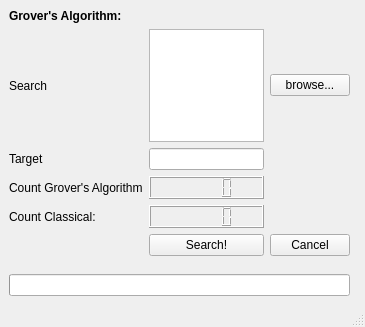
Tiernan8r/quantum_computing_project, file qcp/ui/form.ui: the form before one commit.
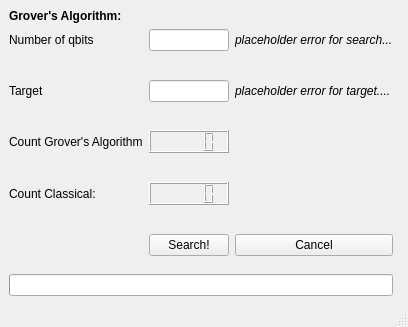
The form after the commit.

Patch:
```diff
--- a/qcp/ui/form.ui
+++ b/qcp/ui/form.ui
@@ -57,12 +57,149 @@
     <item row="3" column="0">
      <layout class="QGridLayout" name="grid_layout">
       <item row="6" column="0">
+       <spacer name="verticalSpacer_4">
+        <property name="orientation">
+         <enum>Qt::Vertical</enum>
+        </property>
+        <property name="sizeHint" stdset="0">
+         <size>
+          <width>20</width>
+          <height>40</height>
+         </size>
+        </property>
+       </spacer>
+      </item>
+      <item row="5" column="3">
+       <widget class="QLCDNumber" name="lcd_number_grover">
+        <property name="frameShape">
+         <enum>QFrame::Box</enum>
+        </property>
+        <property name="frameShadow">
+         <enum>QFrame::Raised</enum>
+        </property>
+        <property name="segmentStyle">
+         <enum>QLCDNumber::Outline</enum>
+        </property>
+        <property name="intValue" stdset="0">
+         <number>0</number>
+        </property>
+       </widget>
+      </item>
+      <item row="0" column="0">
+       <widget class="QLabel" name="label_search">
+        <property name="text">
+         <string>Number of qbits</string>
+        </property>
+       </widget>
+      </item>
+      <item row="6" column="3">
+       <spacer name="verticalSpacer_9">
+        <property name="orientation">
+         <enum>Qt::Vertical</enum>
+        </property>
+        <property name="sizeHint" stdset="0">
+         <size>
+          <width>20</width>
+          <height>40</height>
+         </size>
+        </property>
+       </spacer>
+      </item>
+      <item row="7" column="3">
+       <widget class="QLCDNumber" name="lcd_number_classic">
+        <property name="frameShape">
+         <enum>QFrame::Box</enum>
+        </property>
+        <property name="intValue" stdset="0">
+         <number>0</number>
+        </property>
+       </widget>
+      </item>
+      <item row="9" column="1">
+       <spacer name="horizontalSpacer_9">
+        <property name="orientation">
+         <enum>Qt::Horizontal</enum>
+        </property>
+        <property name="sizeHint" stdset="0">
+         <size>
+          <width>40</width>
+          <height>20</height>
+         </size>
+        </property>
+       </spacer>
+      </item>
+      <item row="8" column="3">
+       <spacer name="verticalSpacer_10">
+        <property name="orientation">
+         <enum>Qt::Vertical</enum>
+        </property>
+        <property name="sizeHint" stdset="0">
+         <size>
+          <width>20</width>
+          <height>40</height>
+         </size>
+        </property>
+       </spacer>
+      </item>
+      <item row="7" column="0">
        <widget class="QLabel" name="label_count_classic">
         <property name="text">
          <string>Count Classical:</string>
         </property>
        </widget>
       </item>
+      <item row="7" column="1">
+       <spacer name="horizontalSpacer_8">
+        <property name="orientation">
+         <enum>Qt::Horizontal</enum>
+        </property>
+        <property name="sizeHint" stdset="0">
+         <size>
+          <width>40</width>
+          <height>20</height>
+         </size>
+        </property>
+       </spacer>
+      </item>
+      <item row="2" column="0">
+       <spacer name="verticalSpacer_6">
+        <property name="orientation">
+         <enum>Qt::Vertical</enum>
+        </property>
+        <property name="sizeHint" stdset="0">
+         <size>
+          <width>20</width>
+          <height>40</height>
+         </size>
+        </property>
+       </spacer>
+      </item>
+      <item row="3" column="1">
+       <spacer name="horizontalSpacer_6">
+        <property name="orientation">
+         <enum>Qt::Horizontal</enum>
+        </property>
+        <property name="sizeHint" stdset="0">
+         <size>
+          <width>40</width>
+          <height>20</height>
+         </size>
+        </property>
+       </spacer>
+      </item>
+      <item row="4" column="0">
+       <spacer name="verticalSpacer_5">
+        <property name="orientation">
+         <enum>Qt::Vertical</enum>
+        </property>
+        <property name="sizeHint" stdset="0">
+         <size>
+          <width>20</width>
+          <height>40</height>
+         </size>
+        </property>
+       </spacer>
+      </item>
       <item row="0" column="1">
        <spacer name="horizontalSpacer_5">
         <property name="orientation">
@@ -76,7 +213,10 @@
         </property>
        </spacer>
       </item>
-      <item row="1" column="3">
+      <item row="3" column="3">
+       <widget class="QLineEdit" name="input_target"/>
+      </item>
+      <item row="2" column="3">
        <spacer name="verticalSpacer_7">
         <property name="orientation">
          <enum>Qt::Vertical</enum>
@@ -89,94 +229,22 @@
         </property>
        </spacer>
       </item>
-      <item row="0" column="0">
-       <widget class="QLabel" name="label_search">
-        <property name="text">
-         <string>Search</string>
-        </property>
-       </widget>
-      </item>
-      <item row="8" column="3">
+      <item row="9" column="3">
        <widget class="QPushButton" name="search_button">
         <property name="text">
          <string>Search!</string>
         </property>
        </widget>
       </item>
-      <item row="3" column="0">
-       <spacer name="verticalSpacer_5">
-        <property name="orientation">
-         <enum>Qt::Vertical</enum>
-        </property>
-        <property name="sizeHint" stdset="0">
-         <size>
-          <width>20</width>
-          <height>40</height>
-         </size>
-        </property>
-       </spacer>
-      </item>
-      <item row="2" column="1">
-       <spacer name="horizontalSpacer_6">
-        <property name="orientation">
-         <enum>Qt::Horizontal</enum>
-        </property>
-        <property name="sizeHint" stdset="0">
-         <size>
-          <width>40</width>
-          <height>20</height>
-         </size>
-        </property>
-       </spacer>
-      </item>
-      <item row="0" column="3">
-       <widget class="QTextEdit" name="input_search"/>
-      </item>
-      <item row="4" column="1">
-       <spacer name="horizontalSpacer_7">
-        <property name="orientation">
-         <enum>Qt::Horizontal</enum>
-        </property>
-        <property name="sizeHint" stdset="0">
-         <size>
-          <width>40</width>
-          <height>20</height>
-         </size>
-        </property>
-       </spacer>
-      </item>
-      <item row="0" column="4">
-       <widget class="QPushButton" name="browse_input_button">
-        <property name="text">
-         <string>browse...</string>
-        </property>
-       </widget>
-      </item>
-      <item row="4" column="0">
+      <item row="5" column="0">
        <widget class="QLabel" name="label_count_grover">
         <property name="text">
          <string>Count Grover's Algorithm</string>
         </property>
        </widget>
       </item>
-      <item row="4" column="3">
-       <widget class="QLCDNumber" name="lcd_number_grover">
-        <property name="frameShape">
-         <enum>QFrame::Box</enum>
-        </property>
-        <property name="frameShadow">
-         <enum>QFrame::Raised</enum>
-        </property>
-        <property name="segmentStyle">
-         <enum>QLCDNumber::Outline</enum>
-        </property>
-        <property name="intValue" stdset="0">
-         <number>0</number>
-        </property>
-       </widget>
-      </item>
-      <item row="8" column="1">
-       <spacer name="horizontalSpacer_9">
+      <item row="5" column="1">
+       <spacer name="horizontalSpacer_7">
         <property name="orientation">
          <enum>Qt::Horizontal</enum>
         </property>
@@ -188,23 +256,7 @@
         </property>
        </spacer>
       </item>
-      <item row="5" column="3">
-       <spacer name="verticalSpacer_9">
-        <property name="orientation">
-         <enum>Qt::Vertical</enum>
-        </property>
-        <property name="sizeHint" stdset="0">
-         <size>
-          <width>20</width>
-          <height>40</height>
-         </size>
-        </property>
-       </spacer>
-      </item>
-      <item row="2" column="3">
-       <widget class="QLineEdit" name="input_target"/>
-      </item>
-      <item row="7" column="0">
+      <item row="8" column="0">
        <spacer name="verticalSpacer_3">
         <property name="orientation">
          <enum>Qt::Vertical</enum>
@@ -217,73 +269,21 @@
         </property>
        </spacer>
       </item>
-      <item row="7" column="3">
-       <spacer name="verticalSpacer_10">
-        <property name="orientation">
-         <enum>Qt::Vertical</enum>
-        </property>
-        <property name="sizeHint" stdset="0">
-         <size>
-          <width>20</width>
-          <height>40</height>
-         </size>
-        </property>
-       </spacer>
-      </item>
-      <item row="2" column="0">
+      <item row="3" column="0">
        <widget class="QLabel" name="label_target">
         <property name="text">
          <string>Target</string>
         </property>
        </widget>
       </item>
-      <item row="1" column="0">
-       <spacer name="verticalSpacer_6">
-        <property name="orientation">
-         <enum>Qt::Vertical</enum>
-        </property>
-        <property name="sizeHint" stdset="0">
-         <size>
-          <width>20</width>
-          <height>40</height>
-         </size>
-        </property>
-       </spacer>
-      </item>
-      <item row="5" column="0">
-       <spacer name="verticalSpacer_4">
-        <property name="orientation">
-         <enum>Qt::Vertical</enum>
-        </property>
-        <property name="sizeHint" stdset="0">
-         <size>
-          <width>20</width>
-          <height>40</height>
-         </size>
-        </property>
-       </spacer>
-      </item>
-      <item row="8" column="4">
+      <item row="9" column="4">
        <widget class="QPushButton" name="cancel_button">
         <property name="text">
          <string>Cancel</string>
         </property>
        </widget>
       </item>
-      <item row="6" column="1">
-       <spacer name="horizontalSpacer_8">
-        <property name="orientation">
-         <enum>Qt::Horizontal</enum>
-        </property>
-        <property name="sizeHint" stdset="0">
-         <size>
-          <width>40</width>
-          <height>20</height>
-         </size>
-        </property>
-       </spacer>
-      </item>
-      <item row="3" column="3">
+      <item row="4" column="3">
        <spacer name="verticalSpacer_8">
         <property name="orientation">
          <enum>Qt::Vertical</enum>
@@ -296,13 +296,273 @@
         </property>
        </spacer>
       </item>
-      <item row="6" column="3">
-       <widget class="QLCDNumber" name="lcd_number_classic">
-        <property name="frameShape">
-         <enum>QFrame::Box</enum>
+      <item row="0" column="3">
+       <widget class="QLineEdit" name="input_search"/>
+      </item>
+      <item row="0" column="4">
+       <widget class="QLabel" name="input_search_error">
+        <property name="enabled">
+         <bool>true</bool>
         </property>
-        <property name="intValue" stdset="0">
-         <number>0</number>
+        <property name="palette">
+         <palette>
+          <active>
+           <colorrole role="WindowText">
+            <brush brushstyle="SolidPattern">
+             <color alpha="255">
+              <red>255</red>
+              <green>0</green>
+              <blue>0</blue>
+             </color>
+            </brush>
+           </colorrole>
+           <colorrole role="Text">
+            <brush brushstyle="SolidPattern">
+             <color alpha="255">
+              <red>255</red>
+              <green>0</green>
+              <blue>0</blue>
+             </color>
+            </brush>
+           </colorrole>
+           <colorrole role="BrightText">
+            <brush brushstyle="SolidPattern">
+             <color alpha="255">
+              <red>255</red>
+              <green>0</green>
+              <blue>0</blue>
+             </color>
+            </brush>
+           </colorrole>
+           <colorrole role="ButtonText">
+            <brush brushstyle="SolidPattern">
+             <color alpha="255">
+              <red>255</red>
+              <green>0</green>
+              <blue>0</blue>
+             </color>
+            </brush>
+           </colorrole>
+          </active>
+          <inactive>
+           <colorrole role="WindowText">
+            <brush brushstyle="SolidPattern">
+             <color alpha="255">
+              <red>0</red>
+              <green>0</green>
+              <blue>0</blue>
+             </color>
+            </brush>
+           </colorrole>
+           <colorrole role="Text">
+            <brush brushstyle="SolidPattern">
+             <color alpha="255">
+              <red>0</red>
+              <green>0</green>
+              <blue>0</blue>
+             </color>
+            </brush>
+           </colorrole>
+           <colorrole role="BrightText">
+            <brush brushstyle="SolidPattern">
+             <color alpha="255">
+              <red>255</red>
+              <green>255</green>
+              <blue>255</blue>
+             </color>
+            </brush>
+           </colorrole>
+           <colorrole role="ButtonText">
+            <brush brushstyle="SolidPattern">
+             <color alpha="255">
+              <red>0</red>
+              <green>0</green>
+              <blue>0</blue>
+             </color>
+            </brush>
+           </colorrole>
+          </inactive>
+          <disabled>
+           <colorrole role="WindowText">
+            <brush brushstyle="SolidPattern">
+             <color alpha="255">
+              <red>190</red>
+              <green>190</green>
+              <blue>190</blue>
+             </color>
+            </brush>
+           </colorrole>
+           <colorrole role="Text">
+            <brush brushstyle="SolidPattern">
+             <color alpha="255">
+              <red>190</red>
+              <green>190</green>
+              <blue>190</blue>
+             </color>
+            </brush>
+           </colorrole>
+           <colorrole role="BrightText">
+            <brush brushstyle="SolidPattern">
+             <color alpha="255">
+              <red>255</red>
+              <green>0</green>
+              <blue>0</blue>
+             </color>
+            </brush>
+           </colorrole>
+           <colorrole role="ButtonText">
+            <brush brushstyle="SolidPattern">
+             <color alpha="255">
+              <red>190</red>
+              <green>190</green>
+              <blue>190</blue>
+             </color>
+            </brush>
+           </colorrole>
+          </disabled>
+         </palette>
+        </property>
+        <property name="font">
+         <font>
+          <italic>true</italic>
+          <underline>false</underline>
+         </font>
+        </property>
+        <property name="frameShadow">
+         <enum>QFrame::Plain</enum>
+        </property>
+        <property name="text">
+         <string>placeholder error for search...</string>
+        </property>
+       </widget>
+      </item>
+      <item row="3" column="4">
+       <widget class="QLabel" name="input_target_error">
+        <property name="palette">
+         <palette>
+          <active>
+           <colorrole role="WindowText">
+            <brush brushstyle="SolidPattern">
+             <color alpha="255">
+              <red>255</red>
+              <green>0</green>
+              <blue>0</blue>
+             </color>
+            </brush>
+           </colorrole>
+           <colorrole role="Text">
+            <brush brushstyle="SolidPattern">
+             <color alpha="255">
+              <red>255</red>
+              <green>0</green>
+              <blue>0</blue>
+             </color>
+            </brush>
+           </colorrole>
+           <colorrole role="BrightText">
+            <brush brushstyle="SolidPattern">
+             <color alpha="255">
+              <red>255</red>
+              <green>0</green>
+              <blue>0</blue>
+             </color>
+            </brush>
+           </colorrole>
+           <colorrole role="ButtonText">
+            <brush brushstyle="SolidPattern">
+             <color alpha="255">
+              <red>255</red>
+              <green>0</green>
+              <blue>0</blue>
+             </color>
+            </brush>
+           </colorrole>
+          </active>
+          <inactive>
+           <colorrole role="WindowText">
+            <brush brushstyle="SolidPattern">
+             <color alpha="255">
+              <red>0</red>
+              <green>0</green>
+              <blue>0</blue>
+             </color>
+            </brush>
+           </colorrole>
+           <colorrole role="Text">
+            <brush brushstyle="SolidPattern">
+             <color alpha="255">
+              <red>0</red>
+              <green>0</green>
+              <blue>0</blue>
+             </color>
+            </brush>
+           </colorrole>
+           <colorrole role="BrightText">
+            <brush brushstyle="SolidPattern">
+             <color alpha="255">
+              <red>255</red>
+              <green>255</green>
+              <blue>255</blue>
+             </color>
+            </brush>
+           </colorrole>
+           <colorrole role="ButtonText">
+            <brush brushstyle="SolidPattern">
+             <color alpha="255">
+              <red>0</red>
+              <green>0</green>
+              <blue>0</blue>
+             </color>
+            </brush>
+           </colorrole>
+          </inactive>
+          <disabled>
+           <colorrole role="WindowText">
+            <brush brushstyle="SolidPattern">
+             <color alpha="255">
+              <red>190</red>
+              <green>190</green>
+              <blue>190</blue>
+             </color>
+            </brush>
+           </colorrole>
+           <colorrole role="Text">
+            <brush brushstyle="SolidPattern">
+             <color alpha="255">
+              <red>190</red>
+              <green>190</green>
+              <blue>190</blue>
+             </color>
+            </brush>
+           </colorrole>
+           <colorrole role="BrightText">
+            <brush brushstyle="SolidPattern">
+             <color alpha="255">
+              <red>255</red>
+              <green>0</green>
+              <blue>0</blue>
+             </color>
+            </brush>
+           </colorrole>
+           <colorrole role="ButtonText">
+            <brush brushstyle="SolidPattern">
+             <color alpha="255">
+              <red>190</red>
+              <green>190</green>
+              <blue>190</blue>
+             </color>
+            </brush>
+           </colorrole>
+          </disabled>
+         </palette>
+        </property>
+        <property name="font">
+         <font>
+          <italic>true</italic>
+         </font>
+        </property>
+        <property name="text">
+         <string>placeholder error for target....</string>
         </property>
        </widget>
       </item>
```
